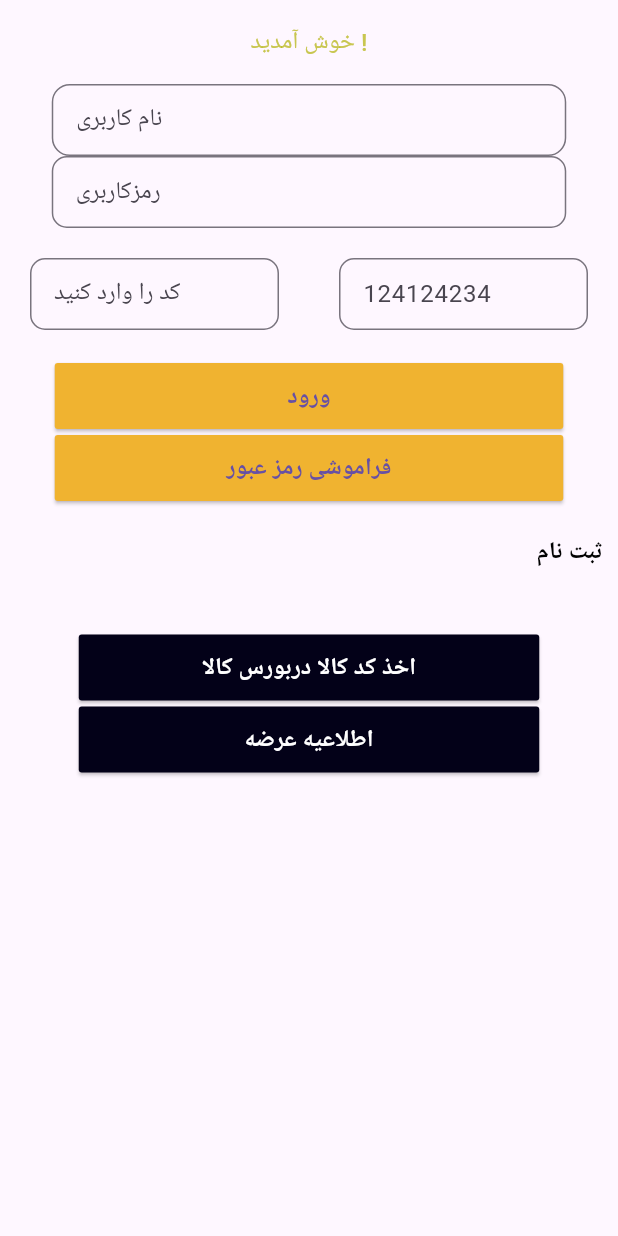
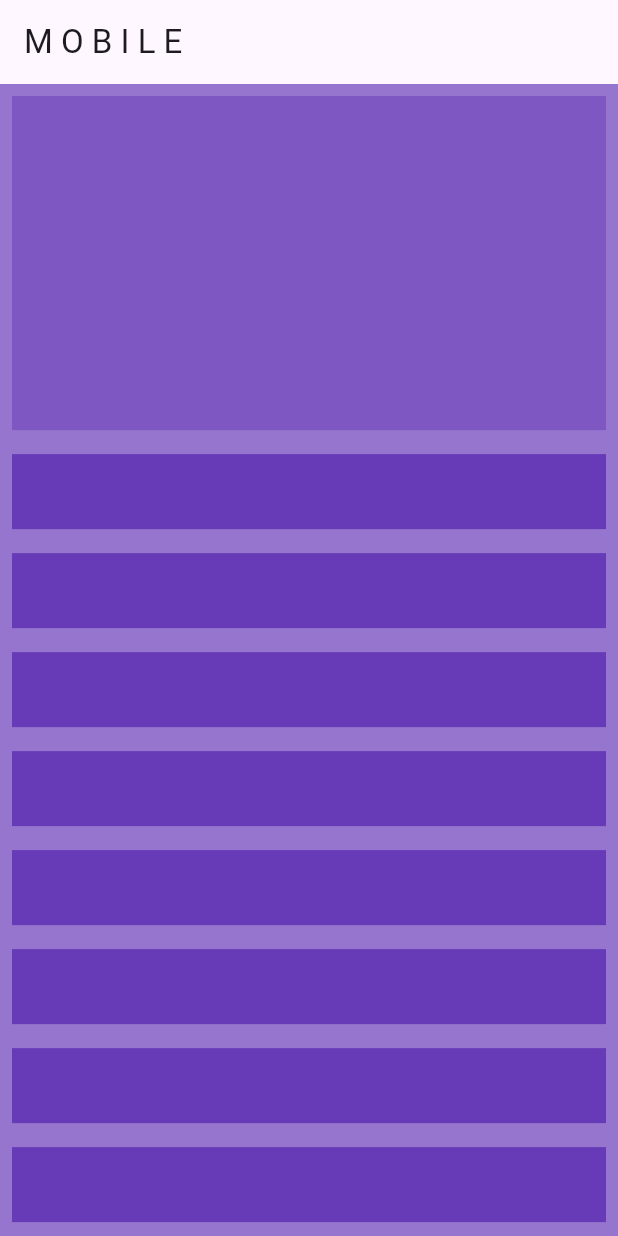
Before and after one commit to z-nt/ibrokers, a Flutter app: the screen it shows after launch, on a phone screen of 412 x 824 dp. Run offline on Flutter 3.47's test engine with Material 3 defaults, Android fonts, the light colour scheme and no system bars; our stand-ins replace go_router.

Commit message:
practice responsive Layout page

```diff
--- a/lib/main.dart
+++ b/lib/main.dart
@@ -3,29 +3,33 @@ import 'dart:io';
 import 'package:flutter/material.dart';
 
 import 'package:go_router/go_router.dart';
+import 'package:ibroker/pages/home/home.dart';
+import 'package:ibroker/pages/responsive/desktopBody.dart';
+import 'package:ibroker/pages/responsive/mobilBody.dart';
+import 'package:ibroker/pages/responsive/responsive_layout.dart';
 import 'package:ibroker/style/style.dart';
 void main() => runApp(const MyApp());
 
 
-/// The route configuration.
-final GoRouter _router = GoRouter(
-  routes: <RouteBase>[
-    GoRoute(
-      path: '/',
-      builder: (BuildContext context, GoRouterState state) {
-        return  const HomeScreen();
-      },
-      routes: <RouteBase>[
-        GoRoute(
-          path: 'details',
-          builder: (BuildContext context, GoRouterState state) {
-            return const DetailsScreen();
-          },
-        ),
-      ],
-    ),
-  ],
-);
+// /// The route configuration.
+// final GoRouter _router = GoRouter(
+//   routes: <RouteBase>[
+//     GoRoute(
+//       path: '/',
+//       builder: (BuildContext context, GoRouterState state) {
+//         return  const HomeScreen();
+//       },
+//       routes: <RouteBase>[
+//         GoRoute(
+//           path: 'details',
+//           builder: (BuildContext context, GoRouterState state) {
+//             return const HomeScreen();
+//           },
+//         ),
+//       ],
+//     ),
+//   ],
+// );
 
 /// The main app.
 class MyApp extends StatelessWidget {
@@ -34,200 +38,169 @@ class MyApp extends StatelessWidget {
 
   @override
   Widget build(BuildContext context) {
-    return MaterialApp.router(
-      routerConfig: _router,
+    return MaterialApp(
+      home: HomeScreen(),
+      theme: ThemeData(primarySwatch: Colors.deepPurple),
     );
   }
 }
 
 
-/// The home screen
-class HomeScreen extends StatelessWidget {
-  /// Constructs a [HomeScreen]
-  const HomeScreen({super.key});
+// /// The home screen
+// class HomeScreen extends StatelessWidget {
+//   /// Constructs a [HomeScreen]
+//   const HomeScreen({super.key});
 
-  @override
-  Widget build(BuildContext context){
-    return Scaffold(
-      appBar: AppBar(title: const Text('خوش آمدید !'),
-      titleTextStyle: headerStyle,
-      centerTitle: true,
-      ),
+//   @override
+//   Widget build(BuildContext context){
+//     return Scaffold(
+//       appBar: AppBar(title: const Text('خوش آمدید !'),
+//       titleTextStyle: headerStyle,
+//       centerTitle: true,
+//       ),
 
-      body: Column(
-        children:<Widget>[
+// //       body: Column(
+// //         children:<Widget>[
 
-          TextFormField(
+// //           TextFormField(
 
-            decoration:const InputDecoration(
-              labelText: 'نام کاربری ',
-              border: OutlineInputBorder(
-                borderRadius: BorderRadius.all(Radius.circular(12)),
-              ),
-              hintStyle: inputTitleStyle,
-              constraints: BoxConstraints(maxWidth: 343 , maxHeight: 48),
+// //             decoration:const InputDecoration(
+// //               labelText: 'نام کاربری ',
+// //               border: OutlineInputBorder(
+// //                 borderRadius: BorderRadius.all(Radius.circular(12)),
+// //               ),
+// //               hintStyle: inputTitleStyle,
+// //               constraints: BoxConstraints(maxWidth: 343 , maxHeight: 48),
 
-            ),
-        ),
+// //             ),
+// //         ),
 
-          TextFormField(
-            decoration:const InputDecoration(
-              labelText: 'رمزکاربری',
-              border: OutlineInputBorder(
-                borderRadius: BorderRadius.all(Radius.circular(10)),
-              ),
-              hintStyle: inputTitleStyle,
-              constraints: BoxConstraints(maxWidth: 343 , maxHeight: 48),
-            ),
-        ),
-      Row(
-        children:<Widget>[
-          Expanded(
-            flex: 100,
-            child: Container(
-              margin: const EdgeInsets.all(20),
-              child: TextFormField(
-              decoration: const InputDecoration(
-              labelText: 'کد را وارد کنید',
-              constraints: BoxConstraints(maxWidth:171.5 , maxHeight: 48 ),
-              border: OutlineInputBorder(
-                borderRadius: BorderRadius.all(Radius.circular(10)),
-              )
-            ),
-          ),
-            ),
-          ),
-        Expanded(
-            flex: 100,
-           child: Container(
-              margin: const EdgeInsets.all(20),
-              child: TextFormField(
-              decoration: const InputDecoration(
-              labelText: '124124234',
-              constraints: BoxConstraints(maxWidth:171.5 , maxHeight: 48 ),
-              border: OutlineInputBorder(
-                borderRadius: BorderRadius.all(Radius.circular(10)),
-              )
-            ),
-          ),
-            ),
-        ),
-        ],
-    ),
-    Column(
-      children:<Widget>[
-        Container(
-          padding:const  EdgeInsets.all(2),
-           height: 48,
-           width: 343,
-            child:ElevatedButton(
-              style: raisedButtonStyle,
-              onPressed: ()=>{
-                print('sdafasdf'),
-              },
-              child:  const Text('ورود',
-              style: textButtonStyle,
-              ),
-            )
+// //           TextFormField(
+// //             decoration:const InputDecoration(
+// //               labelText: 'رمزکاربری',
+// //               border: OutlineInputBorder(
+// //                 borderRadius: BorderRadius.all(Radius.circular(10)),
+// //               ),
+// //               hintStyle: inputTitleStyle,
+// //               constraints: BoxConstraints(maxWidth: 343 , maxHeight: 48),
+// //             ),
+// //         ),
+// //       Row(
+// //         children:<Widget>[
+// //           Expanded(
+// //             flex: 100,
+// //             child: Container(
+// //               margin: const EdgeInsets.all(20),
+// //               child: TextFormField(
+// //               decoration: const InputDecoration(
+// //               labelText: 'کد را وارد کنید',
+// //               constraints: BoxConstraints(maxWidth:171.5 , maxHeight: 48 ),
+// //               border: OutlineInputBorder(
+// //                 borderRadius: BorderRadius.all(Radius.circular(10)),
+// //               )
+// //             ),
+// //           ),
+// //             ),
+// //           ),
+// //         Expanded(
+// //             flex: 100,
+// //            child: Container(
+// //               margin: const EdgeInsets.all(20),
+// //               child: TextFormField(
+// //               decoration: const InputDecoration(
+// //               labelText: '124124234',
+// //               constraints: BoxConstraints(maxWidth:171.5 , maxHeight: 48 ),
+// //               border: OutlineInputBorder(
+// //                 borderRadius: BorderRadius.all(Radius.circular(10)),
+// //               )
+// //             ),
+// //           ),
+// //             ),
+// //         ),
+// //         ],
+// //     ),
+// //     Column(
+// //       children:<Widget>[
+// //         Container(
+// //           padding:const  EdgeInsets.all(2),
+// //            height: 48,
+// //            width: 343,
+// //             child:ElevatedButton(
+// //               style: raisedButtonStyle,
+// //               onPressed: ()=>{
+// //                 print('sdafasdf'),
+// //               },
+// //               child:  const Text('ورود',
+// //               style: textButtonStyle,
+// //               ),
+// //             )
 
-          ),
-        Container(
-          padding:const  EdgeInsets.all(2),
-           height: 48,
-           width: 343,
-            child:ElevatedButton(
-              style: raisedButtonStyle,
-              onPressed: ()=>{
-                print('sdafasdf'),
-              },
-              child:  const Text('فراموشی رمز عبور',
-              style: textButtonStyle,
-              ),
-            )
-          ),
+// //           ),
+// //         Container(
+// //           padding:const  EdgeInsets.all(2),
+// //            height: 48,
+// //            width: 343,
+// //             child:ElevatedButton(
+// //               style: raisedButtonStyle,
+// //               onPressed: ()=>{
+// //                 print('sdafasdf'),
+// //               },
+// //               child:  const Text('فراموشی رمز عبور',
+// //               style: textButtonStyle,
+// //               ),
+// //             )
+// //           ),
 
-      ],
-    ),
-    Column(
-        children:<Widget>[
-          Container(
-            height: 25,
-             alignment: AlignmentDirectional.topEnd,
-              margin:const EdgeInsets.fromLTRB(10, 20, 10, 40),
-              child:const Text(
-                'ثبت نام' ,
-                style: TextStyle(
-                color: Colors.black,
-                fontSize: 16,
-                fontWeight: FontWeight.bold,
-                ),
-            ),
-        ),
-       Container(
-          padding:const  EdgeInsets.all(2),
-           height: 48,
-           width: 311,
-            child:ElevatedButton(
-              style: signinButtons,
-              onPressed: ()=>{
-                print('sdafasdf'),
-              },
-              child:  const Text('اخذ کد کالا دربورس کالا',
-              style: textButtonStyle2,
-              ),
-            )
-          ),
-Container(
-          padding:const  EdgeInsets.all(2),
-           height: 48,
-           width: 311,
-            child:ElevatedButton(
-              style: signinButtons,
-              onPressed: ()=>{
-                print('sdafasdf'),
-              },
-              child:  const Text('اطلاعیه عرضه',
-              style: textButtonStyle2,
-              ),
-            )
-          ),
+// //       ],
+// //     ),
+// //     Column(
+// //         children:<Widget>[
+// //           Container(
+// //             height: 25,
+// //              alignment: AlignmentDirectional.topEnd,
+// //               margin:const EdgeInsets.fromLTRB(10, 20, 10, 40),
+// //               child:const Text(
+// //                 'ثبت نام' ,
+// //                 style: TextStyle(
+// //                 color: Colors.black,
+// //                 fontSize: 16,
+// //                 fontWeight: FontWeight.bold,
+// //                 ),
+// //             ),
+// //         ),
+// //        Container(
+// //           padding:const  EdgeInsets.all(2),
+// //            height: 48,
+// //            width: 311,
+// //             child:ElevatedButton(
+// //               style: signinButtons,
+// //               onPressed: ()=>{
+// //                 print('sdafasdf'),
+// //               },
+// //               child:  const Text('اخذ کد کالا دربورس کالا',
+// //               style: textButtonStyle2,
+// //               ),
+// //             )
+// //           ),
+// // Container(
+// //           padding:const  EdgeInsets.all(2),
+// //            height: 48,
+// //            width: 311,
+// //             child:ElevatedButton(
+// //               style: signinButtons,
+// //               onPressed: ()=>{
+// //                 print('sdafasdf'),
+// //               },
+// //               child:  const Text('اطلاعیه عرضه',
+// //               style: textButtonStyle2,
+// //               ),
+// //             )
+// //           ),
 
-      ],
-
-
-    )
-
-
-
-
-
-
-
-
-
-        ],
-      ),
-    );
-  }
-}
-
-/// The details screen
-class DetailsScreen extends StatelessWidget {
-  /// Constructs a [DetailsScreen]
-  const DetailsScreen({super.key});
-
-  @override
-  Widget build(BuildContext context) {
-    return Scaffold(
-      appBar: AppBar(title: const Text('Details Screen')),
-      body: Center(
-        child: ElevatedButton(
-
-          onPressed: () => context.go('/'),
-          child: const Text('Go back to the Home screen'),
-
-        ),
-      ),
-    );
-  }
-}
+// //       ],
+// //     ),
+// //         ],
+// //       ),
+//     );
+//   }
+// }
--- a/lib/pages/home/home.dart
+++ b/lib/pages/home/home.dart
@@ -1,21 +1,27 @@
 import 'package:flutter/material.dart';
 import 'package:go_router/go_router.dart';
+import 'package:ibroker/pages/responsive/desktopBody.dart';
+import 'package:ibroker/pages/responsive/mobilBody.dart';
+import 'package:ibroker/pages/responsive/responsive_layout.dart';
 
 
-class HomeScreen extends StatelessWidget {
+class HomeScreen extends StatefulWidget {
   /// Constructs a [HomeScreen]
-  const HomeScreen({super.key});
+  const HomeScreen({Key? key}) : super(key: key);
 
+  @override
+  _HomeScreenState createState() => _HomeScreenState();
+
+}
+
+class _HomeScreenState extends State<HomeScreen> {
   @override
   Widget build(BuildContext context) {
     return Scaffold(
-      appBar: AppBar(title: const Text('Home Screen')),
-      body: Center(
-        child: ElevatedButton(
-          onPressed: () => context.go('/details'),
-          child: const Text('Go to the Details screen'),
-        ),
-      ),
+        body: ResponsiveLayout(
+          mobilBody: MyMobilBody(),
+          desktopBody: MyDesktopBody(),
+          ),
     );
   }
 }
--- /dev/null
+++ b/lib/pages/responsive/desktopBody.dart
@@ -0,0 +1,70 @@
+import 'package:flutter/material.dart';
+
+
+class MyDesktopBody extends StatelessWidget {
+  const MyDesktopBody ({super.key});
+
+
+  @override
+  Widget build(BuildContext context) {
+      return Scaffold(
+        backgroundColor:Colors.deepPurple[300],
+        appBar:AppBar(
+          title:const Text('D E S K T O P'),
+          backgroundColor: Colors.deepOrange[100],
+        ),
+
+        body: Row(
+          children: [
+            Expanded(
+              child: Column(
+                children: [
+                  ///header
+                  Padding(
+                    padding: const EdgeInsets.all(8.0),
+                    child: AspectRatio(
+                      aspectRatio: 16 / 9,
+                      child: Container(
+                        height: 250,
+                        color:Colors.deepPurple[400],
+                      ),
+                    ),
+                  ),
+
+
+
+
+                  ///lists
+                  Expanded(
+                    child: ListView.builder(
+                      itemCount: 8,
+                      itemBuilder: (context , index) {
+                        return  Padding(
+                          padding: const EdgeInsets.all(8.0),
+                          child: Container(
+                          height: 50,
+                          color:Colors.deepPurple[500],
+                                          ),
+                        );
+                      },
+                    ),
+                  )
+                ],
+              ),
+            ),
+          Container(
+            width: 200,
+            color : const Color.fromARGB(255, 36, 19, 65),
+          )
+          ],
+
+
+
+        ) ,
+
+
+
+
+      );
+  }
+}
--- /dev/null
+++ b/lib/pages/responsive/dimentions.dart
@@ -0,0 +1 @@
+const mobileWidget = 600 ;
--- /dev/null
+++ b/lib/pages/responsive/mobilBody.dart
@@ -0,0 +1,56 @@
+import 'package:flutter/material.dart';
+
+
+class MyMobilBody extends StatelessWidget {
+  const MyMobilBody ({super.key});
+
+
+  @override
+  Widget build(BuildContext context) {
+      return Scaffold(
+        backgroundColor:Colors.deepPurple[300],
+        appBar:AppBar(
+          title:const Text('M O B I L E'),
+        ),
+
+        body: Column(
+          children: [
+            ///header
+            Padding(
+              padding: const EdgeInsets.all(8.0),
+              child: AspectRatio(
+                aspectRatio: 16 / 9,
+                child: Container(
+                  height: 250,
+                  color:Colors.deepPurple[400],
+                ),
+              ),
+            ),
+
+
+
+
+            ///lists
+            Expanded(
+              child: ListView.builder(
+                itemCount: 8,
+                itemBuilder: (context , index) {
+                  return  Padding(
+                    padding: const EdgeInsets.all(8.0),
+                    child: Container(
+                    height: 50,
+                    color:Colors.deepPurple[500],
+                                    ),
+                  );
+                },
+              ),
+            )
+          ],
+        ) ,
+
+
+
+
+      );
+  }
+}
--- /dev/null
+++ b/lib/pages/responsive/responsive_layout.dart
@@ -0,0 +1,28 @@
+import 'package:flutter/material.dart';
+import 'package:flutter/rendering.dart';
+import 'package:ibroker/pages/responsive/dimentions.dart';
+
+
+class ResponsiveLayout  extends StatelessWidget {
+  final Widget mobilBody;
+  final Widget desktopBody;
+
+
+
+  ResponsiveLayout({required this.mobilBody , required this.desktopBody});
+
+
+    @override
+  Widget build(BuildContext context) {
+      return LayoutBuilder(
+        builder: (context ,  constraints){
+            if(constraints.maxWidth < mobileWidget) {
+              return mobilBody;
+            }else{
+              return desktopBody;
+            }
+        }
+    );
+  }
+
+}
```
